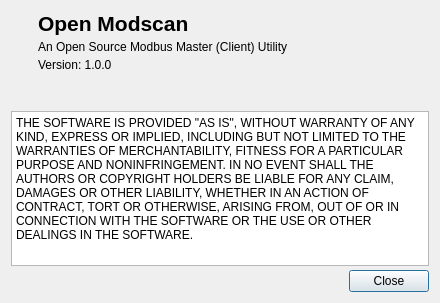
Above: omodscan/dialogs/dialogabout.ui from sanny32/OpenModScan before the change. Below: the same form after it.
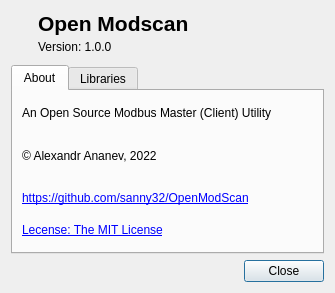
That is the form after the change. Icons and pictures are not drawn. Custom widgets are drawn as their Qt base class.

Commit message: Updated about dialog

```diff
--- a/omodscan/dialogs/dialogabout.ui
+++ b/omodscan/dialogs/dialogabout.ui
@@ -6,17 +6,14 @@
    <rect>
     <x>0</x>
     <y>0</y>
-    <width>440</width>
-    <height>303</height>
+    <width>335</width>
+    <height>293</height>
    </rect>
   </property>
   <property name="windowTitle">
    <string>About OpenModscan...</string>
   </property>
   <layout class="QVBoxLayout" name="verticalLayout_2">
-   <property name="spacing">
-    <number>4</number>
-   </property>
    <item>
     <layout class="QHBoxLayout" name="horizontalLayout">
      <property name="spacing">
@@ -25,7 +22,7 @@
      <item>
       <widget class="QLabel" name="label">
        <property name="sizePolicy">
-        <sizepolicy hsizetype="Fixed" vsizetype="Preferred">
+        <sizepolicy hsizetype="Fixed" vsizetype="Fixed">
          <horstretch>0</horstretch>
          <verstretch>0</verstretch>
         </sizepolicy>
@@ -33,8 +30,8 @@
        <property name="pixmap">
         <pixmap resource="../resources.qrc">:/res/iconAbout.png</pixmap>
        </property>
-       <property name="alignment">
-        <set>Qt::AlignLeading|Qt::AlignLeft|Qt::AlignVCenter</set>
+       <property name="scaledContents">
+        <bool>false</bool>
        </property>
       </widget>
      </item>
@@ -72,13 +69,6 @@
          </property>
         </widget>
        </item>
-       <item>
-        <widget class="QLabel" name="labelDescription">
-         <property name="text">
-          <string>An Open Source Modbus Master (Client) Utility</string>
-         </property>
-        </widget>
-       </item>
        <item>
         <widget class="QLabel" name="labelVersion">
          <property name="text">
@@ -86,46 +76,131 @@
          </property>
         </widget>
        </item>
-       <item>
-        <spacer name="verticalSpacer">
-         <property name="orientation">
-          <enum>Qt::Vertical</enum>
-         </property>
-         <property name="sizeHint" stdset="0">
-          <size>
-           <width>20</width>
-           <height>10</height>
-          </size>
-         </property>
-        </spacer>
-       </item>
       </layout>
      </item>
     </layout>
    </item>
    <item>
-    <widget class="QPlainTextEdit" name="plainTextEditLicense">
-     <property name="sizePolicy">
-      <sizepolicy hsizetype="Expanding" vsizetype="Preferred">
-       <horstretch>0</horstretch>
-       <verstretch>0</verstretch>
-      </sizepolicy>
+    <spacer name="verticalSpacer_4">
+     <property name="orientation">
+      <enum>Qt::Vertical</enum>
      </property>
-     <property name="maximumSize">
+     <property name="sizeType">
+      <enum>QSizePolicy::Fixed</enum>
+     </property>
+     <property name="sizeHint" stdset="0">
       <size>
-       <width>16777215</width>
-       <height>155</height>
+       <width>20</width>
+       <height>5</height>
       </size>
      </property>
-     <property name="verticalScrollBarPolicy">
-      <enum>Qt::ScrollBarAlwaysOff</enum>
+    </spacer>
+   </item>
+   <item>
+    <widget class="QTabWidget" name="tabWidget">
+     <property name="currentIndex">
+      <number>0</number>
      </property>
-     <property name="readOnly">
-      <bool>true</bool>
-     </property>
-     <property name="plainText">
-      <string>THE SOFTWARE IS PROVIDED &quot;AS IS&quot;, WITHOUT WARRANTY OF ANY KIND, EXPRESS OR IMPLIED, INCLUDING BUT NOT LIMITED TO THE WARRANTIES OF MERCHANTABILITY, FITNESS FOR A PARTICULAR PURPOSE AND NONINFRINGEMENT. IN NO EVENT SHALL THE AUTHORS OR COPYRIGHT HOLDERS BE LIABLE FOR ANY CLAIM, DAMAGES OR OTHER LIABILITY, WHETHER IN AN ACTION OF CONTRACT, TORT OR OTHERWISE, ARISING FROM, OUT OF OR IN CONNECTION WITH THE SOFTWARE OR THE USE OR OTHER DEALINGS IN THE SOFTWARE.</string>
-     </property>
+     <widget class="QWidget" name="tabAbout">
+      <attribute name="title">
+       <string>About</string>
+      </attribute>
+      <layout class="QVBoxLayout" name="verticalLayout_3">
+       <item>
+        <widget class="QLabel" name="labelDescription">
+         <property name="text">
+          <string>An Open Source Modbus Master (Client) Utility</string>
+         </property>
+        </widget>
+       </item>
+       <item>
+        <spacer name="verticalSpacer_2">
+         <property name="orientation">
+          <enum>Qt::Vertical</enum>
+         </property>
+         <property name="sizeType">
+          <enum>QSizePolicy::Fixed</enum>
+         </property>
+         <property name="sizeHint" stdset="0">
+          <size>
+           <width>20</width>
+           <height>10</height>
+          </size>
+         </property>
+        </spacer>
+       </item>
+       <item>
+        <widget class="QLabel" name="labelCopyright">
+         <property name="text">
+          <string>© Alexandr Ananev, 2022</string>
+         </property>
+        </widget>
+       </item>
+       <item>
+        <spacer name="verticalSpacer">
+         <property name="orientation">
+          <enum>Qt::Vertical</enum>
+         </property>
+         <property name="sizeType">
+          <enum>QSizePolicy::Fixed</enum>
+         </property>
+         <property name="sizeHint" stdset="0">
+          <size>
+           <width>20</width>
+           <height>10</height>
+          </size>
+         </property>
+        </spacer>
+       </item>
+       <item>
+        <widget class="QLabel" name="labelLink">
+         <property name="text">
+          <string>&lt;html&gt;&lt;head/&gt;&lt;body&gt;&lt;p&gt;&lt;a href=&quot;https://github.com/sanny32/OpenModScan&quot;&gt;&lt;span style=&quot; text-decoration: underline; color:#0000ff;&quot;&gt;https://github.com/sanny32/OpenModScan&lt;/span&gt;&lt;/a&gt;&lt;/p&gt;&lt;/body&gt;&lt;/html&gt;</string>
+         </property>
+         <property name="openExternalLinks">
+          <bool>true</bool>
+         </property>
+        </widget>
+       </item>
+       <item>
+        <widget class="ClickableLabel" name="labelLicense">
+         <property name="cursor">
+          <cursorShape>PointingHandCursor</cursorShape>
+         </property>
+         <property name="text">
+          <string>&lt;html&gt;&lt;head/&gt;&lt;body&gt;&lt;a href=&quot;&quot;&gt;&lt;span style=&quot; text-decoration: underline; color:#0000ff;&quot;&gt;Lecense: The MIT License&lt;span&gt;&lt;/a&gt;&lt;/body&gt;&lt;/html&gt;</string>
+         </property>
+        </widget>
+       </item>
+      </layout>
+     </widget>
+     <widget class="QWidget" name="tabLibraries">
+      <attribute name="title">
+       <string>Libraries</string>
+      </attribute>
+      <layout class="QVBoxLayout" name="verticalLayout_4">
+       <item>
+        <widget class="QLabel" name="labelQtFramework">
+         <property name="alignment">
+          <set>Qt::AlignCenter</set>
+         </property>
+        </widget>
+       </item>
+       <item>
+        <spacer name="verticalSpacer_3">
+         <property name="orientation">
+          <enum>Qt::Vertical</enum>
+         </property>
+         <property name="sizeHint" stdset="0">
+          <size>
+           <width>20</width>
+           <height>40</height>
+          </size>
+         </property>
+        </spacer>
+       </item>
+      </layout>
+     </widget>
     </widget>
    </item>
    <item>
@@ -140,6 +215,13 @@
    </item>
   </layout>
  </widget>
+ <customwidgets>
+  <customwidget>
+   <class>ClickableLabel</class>
+   <extends>QLabel</extends>
+   <header>clickablelabel.h</header>
+  </customwidget>
+ </customwidgets>
  <resources>
   <include location="../resources.qrc"/>
  </resources>
```
Left out of the diff: 2 changed lines with no effect on the pictures. The commit also changes 5 other files.
